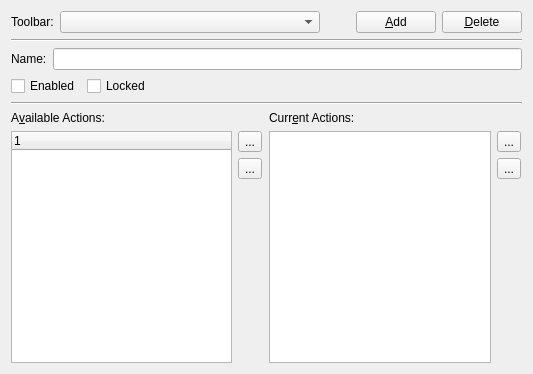
Old version of the form src/options/opt_lookfeel_toolbars.ui in the repository mblsha/psi.
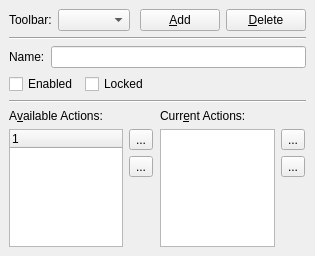
New version of the form. Custom widgets are drawn as their Qt base class.

Commit message: remove margins in layout

Patch:
```diff
--- a/src/options/opt_lookfeel_toolbars.ui
+++ b/src/options/opt_lookfeel_toolbars.ui
@@ -5,16 +5,28 @@
    <rect>
     <x>0</x>
     <y>0</y>
-    <width>533</width>
-    <height>374</height>
+    <width>315</width>
+    <height>256</height>
    </rect>
   </property>
   <property name="windowTitle" >
    <string>LookFeelToolbarsUI</string>
   </property>
   <layout class="QVBoxLayout" >
+   <property name="margin" >
+    <number>9</number>
+   </property>
+   <property name="spacing" >
+    <number>6</number>
+   </property>
    <item>
     <layout class="QHBoxLayout" >
+     <property name="margin" >
+      <number>0</number>
+     </property>
+     <property name="spacing" >
+      <number>6</number>
+     </property>
      <item>
       <widget class="QLabel" name="textLabel1" >
        <property name="text" >
@@ -25,7 +37,9 @@
      <item>
       <widget class="QComboBox" name="cb_toolbars" >
        <property name="sizePolicy" >
-        <sizepolicy vsizetype="Fixed" hsizetype="Expanding" >
+        <sizepolicy>
+         <hsizetype>3</hsizetype>
+         <vsizetype>0</vsizetype>
          <horstretch>0</horstretch>
          <verstretch>0</verstretch>
         </sizepolicy>
@@ -84,9 +98,13 @@
     </widget>
    </item>
    <item>
-    <layout class="QVBoxLayout" >
-     <item>
       <layout class="QHBoxLayout" >
+     <property name="margin" >
+      <number>0</number>
+     </property>
+     <property name="spacing" >
+      <number>6</number>
+     </property>
        <item>
         <widget class="QLabel" name="textLabel20" >
          <property name="text" >
@@ -101,6 +119,12 @@
      </item>
      <item>
       <layout class="QHBoxLayout" >
+     <property name="margin" >
+      <number>0</number>
+     </property>
+     <property name="spacing" >
+      <number>6</number>
+     </property>
        <item>
         <widget class="QCheckBox" name="ck_toolbarOn" >
          <property name="whatsThis" >
@@ -139,8 +163,6 @@
        </item>
       </layout>
      </item>
-    </layout>
-   </item>
    <item>
     <widget class="Line" name="line3" >
      <property name="frameShape" >
@@ -156,38 +178,13 @@
    </item>
    <item>
     <layout class="QGridLayout" >
-     <item rowspan="3" row="1" column="2" >
-      <widget class="QListWidget" name="lw_selectedActions" >
-       <property name="editTriggers" >
-        <set>QAbstractItemView::NoEditTriggers</set>
-       </property>
-       <property name="sortingEnabled" >
-        <bool>false</bool>
-       </property>
-      </widget>
-     </item>
-     <item rowspan="3" row="1" column="0" >
-      <widget class="QTreeWidget" name="tw_availActions" >
-       <property name="editTriggers" >
-        <set>QAbstractItemView::NoEditTriggers</set>
-       </property>
-       <property name="rootIsDecorated" >
-        <bool>false</bool>
-       </property>
-       <property name="sortingEnabled" >
-        <bool>false</bool>
-       </property>
-       <property name="columnCount" >
-        <number>1</number>
-       </property>
-       <column>
-        <property name="text" >
-         <string/>
-        </property>
-       </column>
-      </widget>
-     </item>
-     <item row="3" column="1" >
+     <property name="margin" >
+      <number>0</number>
+     </property>
+     <property name="spacing" >
+      <number>6</number>
+     </property>
+     <item row="3" column="3" >
       <spacer>
        <property name="orientation" >
         <enum>Qt::Vertical</enum>
@@ -198,41 +195,17 @@
        <property name="sizeHint" >
         <size>
          <width>25</width>
-         <height>91</height>
+         <height>101</height>
         </size>
        </property>
       </spacer>
      </item>
-     <item row="1" column="1" >
-      <widget class="IconToolButton" name="tb_right" >
-       <property name="sizePolicy" >
-        <sizepolicy vsizetype="Minimum" hsizetype="Maximum" >
-         <horstretch>0</horstretch>
-         <verstretch>0</verstretch>
-        </sizepolicy>
-       </property>
-       <property name="text" >
-        <string>...</string>
-       </property>
-       <property name="psiIconName" stdset="0" >
-        <string>psi/arrowRight</string>
-       </property>
-      </widget>
-     </item>
-     <item row="0" column="2" >
-      <widget class="QLabel" name="textLabel24" >
-       <property name="text" >
-        <string>Curr&amp;ent Actions:</string>
-       </property>
-       <property name="buddy" >
-        <cstring>lw_selectedActions</cstring>
-       </property>
-      </widget>
-     </item>
      <item row="1" column="3" >
       <widget class="IconToolButton" name="tb_up" >
        <property name="sizePolicy" >
-        <sizepolicy vsizetype="Minimum" hsizetype="Maximum" >
+        <sizepolicy>
+         <hsizetype>0</hsizetype>
+         <vsizetype>0</vsizetype>
          <horstretch>0</horstretch>
          <verstretch>0</verstretch>
         </sizepolicy>
@@ -245,26 +218,22 @@
        </property>
       </widget>
      </item>
-     <item row="3" column="3" >
-      <spacer>
-       <property name="orientation" >
-        <enum>Qt::Vertical</enum>
+     <item rowspan="3" row="1" column="2" >
+      <widget class="QListWidget" name="lw_selectedActions" >
+       <property name="editTriggers" >
+        <set>QAbstractItemView::NoEditTriggers</set>
        </property>
-       <property name="sizeType" >
-        <enum>QSizePolicy::Expanding</enum>
+       <property name="sortingEnabled" >
+        <bool>false</bool>
        </property>
-       <property name="sizeHint" >
-        <size>
-         <width>25</width>
-         <height>101</height>
-        </size>
-       </property>
-      </spacer>
+      </widget>
      </item>
      <item row="2" column="3" >
       <widget class="IconToolButton" name="tb_down" >
        <property name="sizePolicy" >
-        <sizepolicy vsizetype="Minimum" hsizetype="Maximum" >
+        <sizepolicy>
+         <hsizetype>0</hsizetype>
+         <vsizetype>0</vsizetype>
          <horstretch>0</horstretch>
          <verstretch>0</verstretch>
         </sizepolicy>
@@ -277,6 +246,40 @@
        </property>
       </widget>
      </item>
+     <item row="1" column="1" >
+      <widget class="IconToolButton" name="tb_right" >
+       <property name="sizePolicy" >
+        <sizepolicy>
+         <hsizetype>0</hsizetype>
+         <vsizetype>0</vsizetype>
+         <horstretch>0</horstretch>
+         <verstretch>0</verstretch>
+        </sizepolicy>
+       </property>
+       <property name="text" >
+        <string>...</string>
+       </property>
+       <property name="psiIconName" stdset="0" >
+        <string>psi/arrowRight</string>
+       </property>
+      </widget>
+     </item>
+     <item row="3" column="1" >
+      <spacer>
+       <property name="orientation" >
+        <enum>Qt::Vertical</enum>
+       </property>
+       <property name="sizeType" >
+        <enum>QSizePolicy::Expanding</enum>
+       </property>
+       <property name="sizeHint" >
+        <size>
+         <width>25</width>
+         <height>91</height>
+        </size>
+       </property>
+      </spacer>
+     </item>
      <item row="0" column="0" >
       <widget class="QLabel" name="textLabel25" >
        <property name="text" >
@@ -290,7 +293,9 @@
      <item row="2" column="1" >
       <widget class="IconToolButton" name="tb_left" >
        <property name="sizePolicy" >
-        <sizepolicy vsizetype="Minimum" hsizetype="Maximum" >
+        <sizepolicy>
+         <hsizetype>0</hsizetype>
+         <vsizetype>0</vsizetype>
          <horstretch>0</horstretch>
          <verstretch>0</verstretch>
         </sizepolicy>
@@ -303,6 +308,37 @@
        </property>
       </widget>
      </item>
+     <item rowspan="3" row="1" column="0" >
+      <widget class="QTreeWidget" name="tw_availActions" >
+       <property name="editTriggers" >
+        <set>QAbstractItemView::NoEditTriggers</set>
+       </property>
+       <property name="rootIsDecorated" >
+        <bool>false</bool>
+       </property>
+       <property name="sortingEnabled" >
+        <bool>false</bool>
+       </property>
+       <property name="columnCount" >
+        <number>1</number>
+       </property>
+       <column>
+        <property name="text" >
+         <string/>
+        </property>
+       </column>
+      </widget>
+     </item>
+     <item row="0" column="2" >
+      <widget class="QLabel" name="textLabel24" >
+       <property name="text" >
+        <string>Curr&amp;ent Actions:</string>
+       </property>
+       <property name="buddy" >
+        <cstring>lw_selectedActions</cstring>
+       </property>
+      </widget>
+     </item>
     </layout>
    </item>
   </layout>
@@ -310,16 +346,16 @@
  <layoutdefault spacing="6" margin="11" />
  <pixmapfunction>qPixmapFromMimeSource</pixmapfunction>
  <customwidgets>
-  <customwidget>
-   <class>IconButton</class>
-   <extends>QPushButton</extends>
-   <header>iconbutton.h</header>
-  </customwidget>
   <customwidget>
    <class>IconToolButton</class>
    <extends>QToolButton</extends>
    <header>icontoolbutton.h</header>
   </customwidget>
+  <customwidget>
+   <class>IconButton</class>
+   <extends>QPushButton</extends>
+   <header>iconbutton.h</header>
+  </customwidget>
  </customwidgets>
  <tabstops>
   <tabstop>cb_toolbars</tabstop>
```
Lines whose indentation alone changed are shown as unchanged.
